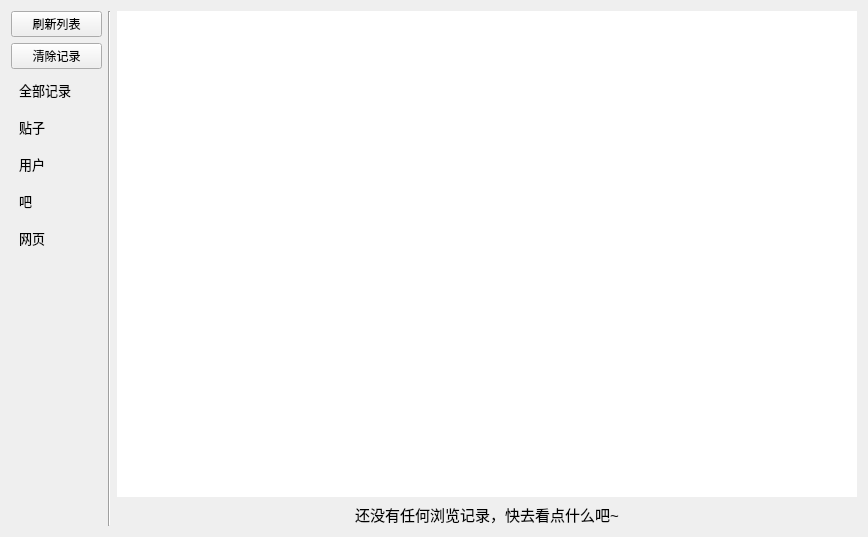
Old version of the form src/resf/view_history.ui in the repository clb-128258/TiebaDesktop.
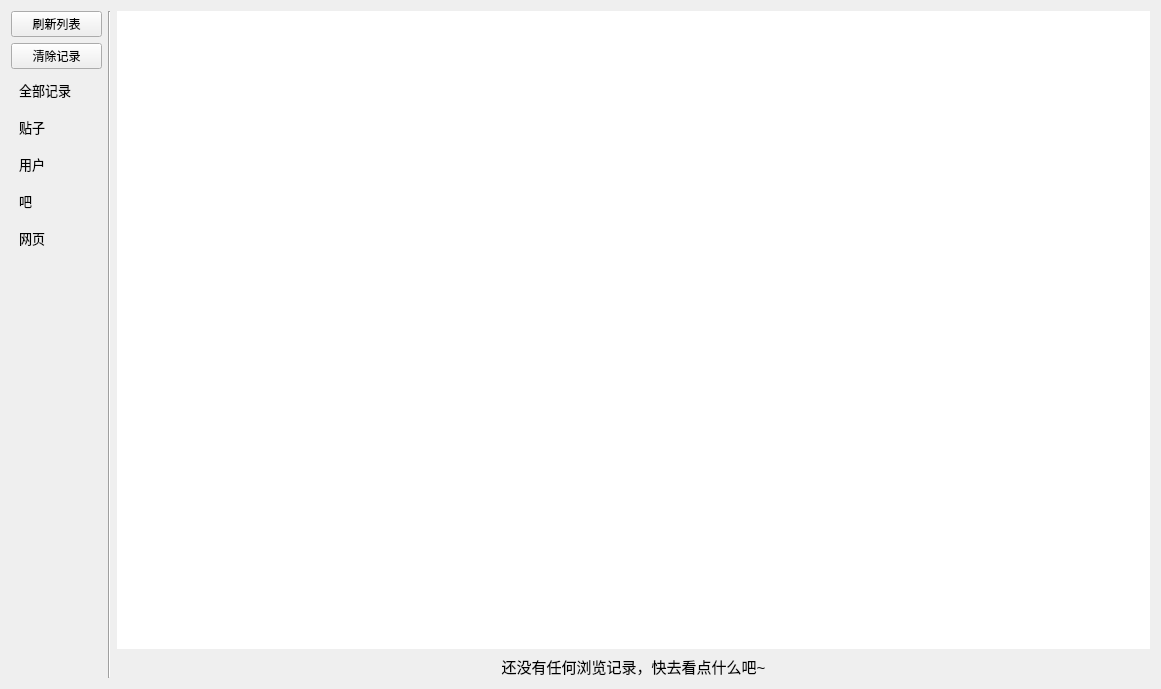
New version of the form.

Patch:
```diff
--- a/src/resf/view_history.ui
+++ b/src/resf/view_history.ui
@@ -6,8 +6,8 @@
    <rect>
     <x>0</x>
     <y>0</y>
-    <width>868</width>
-    <height>537</height>
+    <width>1161</width>
+    <height>689</height>
    </rect>
   </property>
   <property name="font">
```
